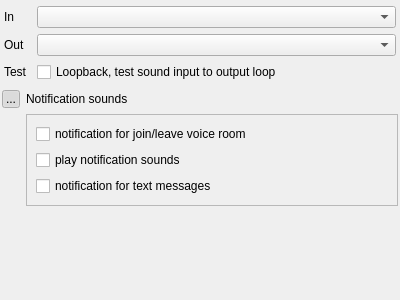
First picture: the form in src/blackgui/components/audiosetupcomponent.ui, repository swift-project/pilotclient, before the edit.
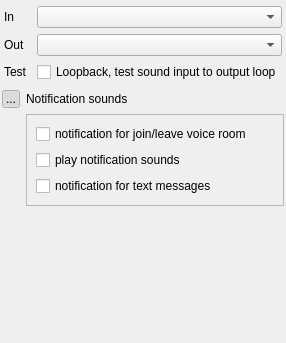
Second picture: the form after the edit. Icons and pictures are not drawn.

Patch:
```diff
--- a/src/blackgui/components/audiosetupcomponent.ui
+++ b/src/blackgui/components/audiosetupcomponent.ui
@@ -6,8 +6,8 @@
    <rect>
     <x>0</x>
     <y>0</y>
-    <width>400</width>
-    <height>300</height>
+    <width>263</width>
+    <height>343</height>
    </rect>
   </property>
   <property name="windowTitle">
@@ -68,14 +68,23 @@
      <item row="0" column="1">
       <widget class="QComboBox" name="cb_SetupAudioInputDevice">
        <property name="sizePolicy">
-        <sizepolicy hsizetype="Preferred" vsizetype="Preferred">
+        <sizepolicy hsizetype="Expanding" vsizetype="Preferred">
          <horstretch>0</horstretch>
          <verstretch>0</verstretch>
         </sizepolicy>
        </property>
+       <property name="maximumSize">
+        <size>
+         <width>16777215</width>
+         <height>16777215</height>
+        </size>
+       </property>
        <property name="sizeAdjustPolicy">
         <enum>QComboBox::AdjustToMinimumContentsLength</enum>
        </property>
+       <property name="frame">
+        <bool>true</bool>
+       </property>
       </widget>
      </item>
      <item row="1" column="0">
@@ -88,11 +97,17 @@
      <item row="1" column="1">
       <widget class="QComboBox" name="cb_SetupAudioOutputDevice">
        <property name="sizePolicy">
-        <sizepolicy hsizetype="Preferred" vsizetype="Preferred">
+        <sizepolicy hsizetype="Expanding" vsizetype="Preferred">
          <horstretch>0</horstretch>
          <verstretch>0</verstretch>
         </sizepolicy>
        </property>
+       <property name="maximumSize">
+        <size>
+         <width>16777215</width>
+         <height>16777215</height>
+        </size>
+       </property>
        <property name="sizeAdjustPolicy">
         <enum>QComboBox::AdjustToMinimumContentsLength</enum>
        </property>
```
